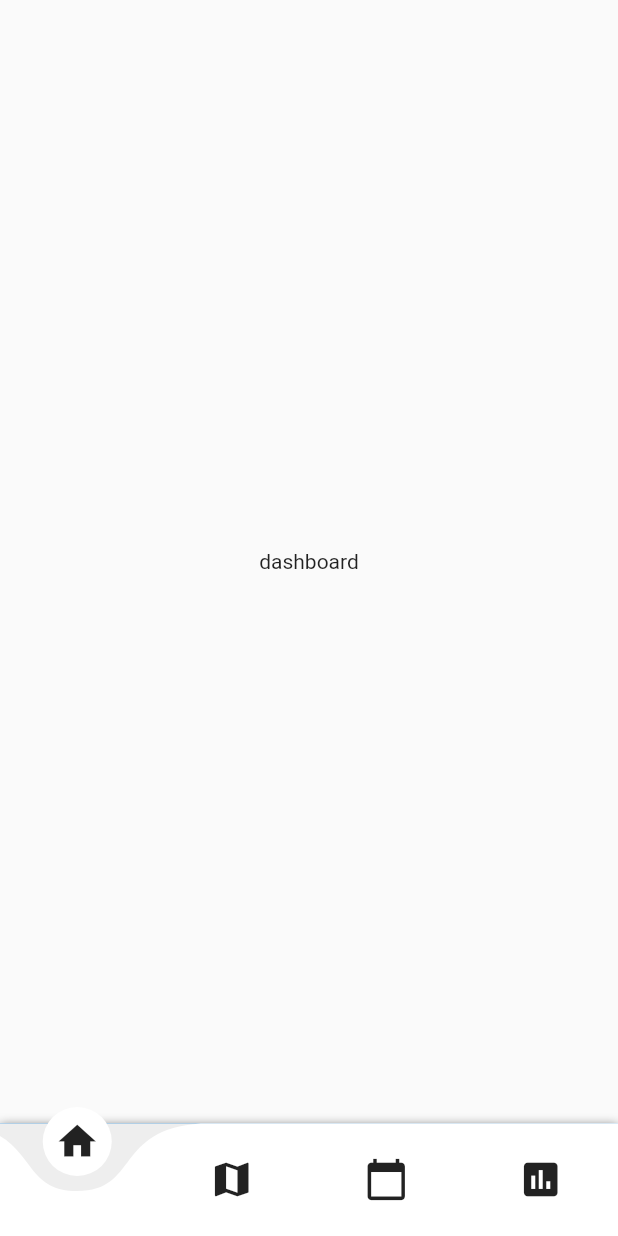
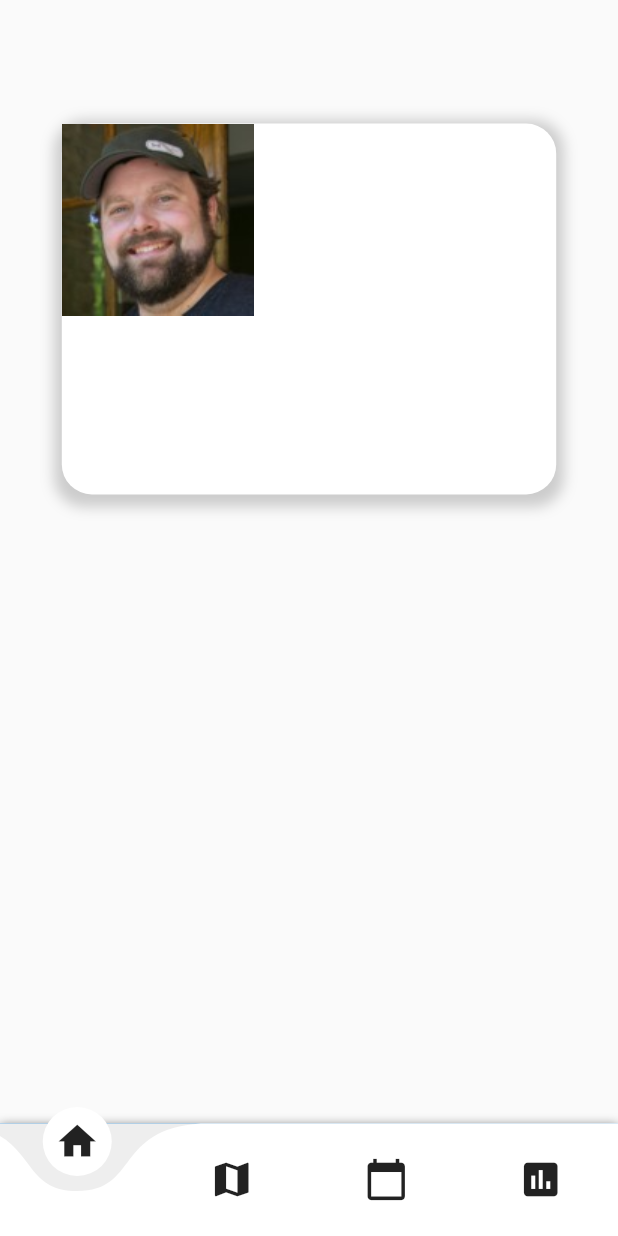
Before and after one commit to YuanSamuel/college_competitions, a Flutter app: the screen it shows after launch, on a phone screen of 412 x 824 dp. Run offline on Flutter 3.47's test engine with Material 2 defaults, Android fonts, the light colour scheme and no system bars; drawn by our look-alikes of curved_navigation_bar; our stand-ins replace cloud_firestore, dio, firebase_auth, firebase_core, firebase_storage, google_maps_flutter and 2 more; accounts and stored records are empty.

Commit message:
set up multidex, added images

```diff
--- a/lib/screens/dashboard_screen.dart
+++ b/lib/screens/dashboard_screen.dart
@@ -1,3 +1,4 @@
+import 'package:college_competitions/utils/style_constants.dart';
 import 'package:flutter/material.dart';
 
 class DashboardScreen extends StatefulWidget {
@@ -8,11 +9,48 @@ class DashboardScreen extends StatefulWidget {
 }
 
 class _DashboardScreenState extends State<DashboardScreen> {
+  double width = StyleConstants.width;
+  double height = StyleConstants.height;
+
+
   @override
-  Widget build(BuildContext context) {
-    return Container(
-      child: Center(
-        child: Text('dashboard'),
+  Widget build(BuildContext context) {  print("${width} ${height}");
+  return Scaffold(
+      body: Container(
+        height: height,
+        width: width,
+        child: Column(
+          children: [
+            SizedBox(height: height * 0.1,),
+            Container(
+              height: height * 0.3,
+              width: width * 0.8,
+              decoration: BoxDecoration(
+                color: Colors.white,
+                borderRadius: BorderRadius.circular(20.0),
+                boxShadow: [
+                  BoxShadow(
+                    color: Colors.grey.withOpacity(0.5),
+                    spreadRadius: 5,
+                    blurRadius: 7,
+                    offset: Offset(0, 3), // changes position of shadow
+                  ),
+                ],
+              ),
+              child: Column(
+                children: [
+                  Row(
+                    children: [
+                      Image(
+                        image: AssetImage('assets/profpic1.jpg'),
+                      )
+                    ],
+                  )
+                ],
+              ),
+            ),
+          ],
+        ),
       ),
     );
   }
--- a/lib/screens/root_screen.dart
+++ b/lib/screens/root_screen.dart
@@ -2,6 +2,7 @@ import 'package:college_competitions/screens/dashboard_screen.dart';
 import 'package:college_competitions/screens/events_screen.dart';
 import 'package:college_competitions/screens/job_map_screen.dart';
 import 'package:college_competitions/screens/leaderboard_screen.dart';
+import 'package:college_competitions/utils/style_constants.dart';
 import 'package:curved_navigation_bar/curved_navigation_bar.dart';
 import 'package:flutter/material.dart';
 
@@ -24,6 +25,10 @@ class _RootScreenState extends State<RootScreen> {
 
   @override
   Widget build(BuildContext context) {
+    if (StyleConstants.height == 0) {
+      StyleConstants().init(context);
+    }
+
     return Scaffold(
       body: _pageOptions[_selectedTab],
       bottomNavigationBar: Container(
--- a/lib/utils/style_constants.dart
+++ b/lib/utils/style_constants.dart
@@ -10,14 +10,25 @@ class StyleConstants {
 
   void init(BuildContext context) {
     _mediaQueryData = MediaQuery.of(context);
-    height = (_mediaQueryData!.size.height -
-        (_mediaQueryData!.padding.top + _mediaQueryData!.padding.bottom))!;
+    height = _mediaQueryData!.size.height -
+        (_mediaQueryData!.padding.top + _mediaQueryData!.padding.bottom);
     width = _mediaQueryData!.size.width -
         (_mediaQueryData!.padding.left + _mediaQueryData!.padding.right);
 
     print('height: ' + height.toString() + ' width: ' + width.toString());
   }
 
-//colors
+  //colors
+  static Color darkWhite = const Color(0xffF7F8FC);
+
+  static Color lightBlack = const Color(0xff575B5F);
+
+  static Color lightGrey = const Color(0xffF7F8FC);
+
+  static Color lightBlue = const Color(0xff9FD7FF);
+
+  static Color darkBlue = const Color(0xff234E6F);
+
+
 
 }
--- a/pubspec.yaml
+++ b/pubspec.yaml
@@ -68,8 +68,8 @@ flutter:
   uses-material-design: true
 
   # To add assets to your application, add an assets section, like this:
-  # assets:
-  #   - images/a_dot_burr.jpeg
+  assets:
+   - assets/
   #   - images/a_dot_ham.jpeg
 
   # An image asset can refer to one or more resolution-specific "variants", see
```
Also changed, not shown: assets/profpic1.jpg (added), assets/utlogo.png (added), 1 other file.
